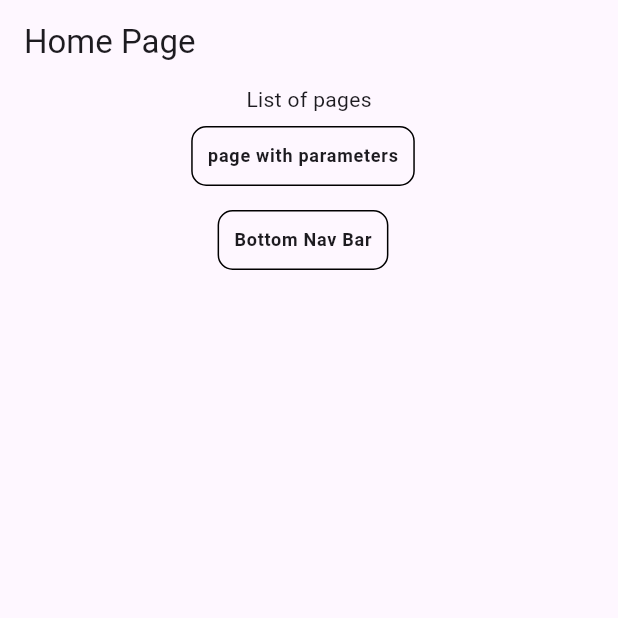
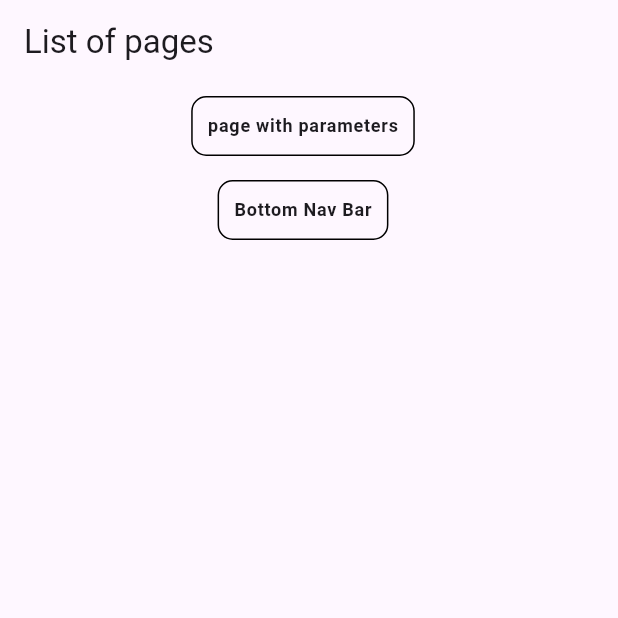
Before and after one commit to honganji/flutter_ui, a Flutter app: the screen it shows after launch, on a phone screen of 412 x 824 dp, the top half of it. Run offline on Flutter 3.47's test engine with Material 3 defaults, Android fonts, the phone set to English and light mode, and no system bars; our stand-ins replace go_router.

Commit message:
organized code

```diff
--- a/lib/features/home/pages/home_page.dart
+++ b/lib/features/home/pages/home_page.dart
@@ -1,5 +1,4 @@
 import 'package:flutter/material.dart';
-import 'package:go_router/go_router.dart';
 import 'package:ui_app/features/home/components/list_element.dart';
 import 'package:ui_app/features/home/components/my_list_tile.dart';
 
@@ -24,11 +23,10 @@ class HomePage extends StatelessWidget {
   Widget build(BuildContext context) {
     return Scaffold(
       appBar: AppBar(
-        title: const Text('Home Page'),
+        title: const Text('List of pages'),
       ),
       body: Column(
         children: [
-          const Text("List of pages"),
           Expanded(
             child: ListView.builder(
               itemCount: listElements.length,
@@ -39,29 +37,6 @@ class HomePage extends StatelessWidget {
           ),
         ],
       ),
-      // body: Column(
-      //   mainAxisAlignment: MainAxisAlignment.center,
-      //   crossAxisAlignment: CrossAxisAlignment.stretch,
-      //   children: [
-      //     Center(
-      //       child: ElevatedButton(
-      //         onPressed: () => context.go(
-      //           Uri(
-      //             path: "/animation/3",
-      //             queryParameters: {"name": "John"},
-      //           ).toString(),
-      //         ),
-      //         child: const Text("button page with parameters"),
-      //       ),
-      //     ),
-      //     Center(
-      //       child: ElevatedButton(
-      //         onPressed: () => context.go("/page1"),
-      //         child: const Text("bottom nav bar"),
-      //       ),
-      //     ),
-      //   ],
-      // ),
     );
   }
 }
```
